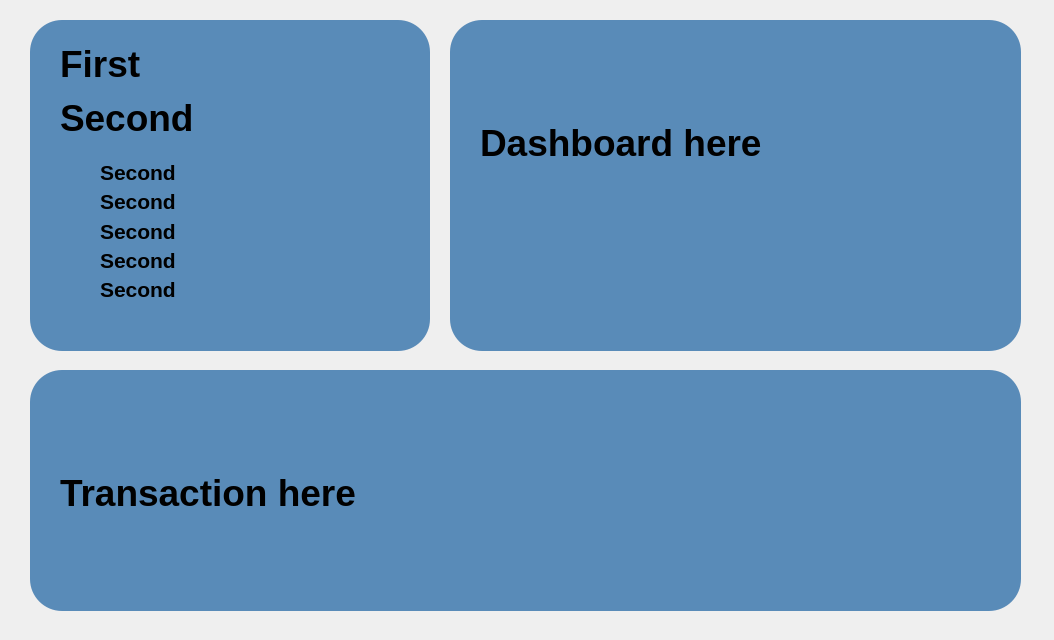
This is wallet_proj_qt/simple_wallet/admin_viewuser_transaction.ui in Mahossam36/Smart-Wallet-System as Qt 5 draws it before an edit. The edited form follows.
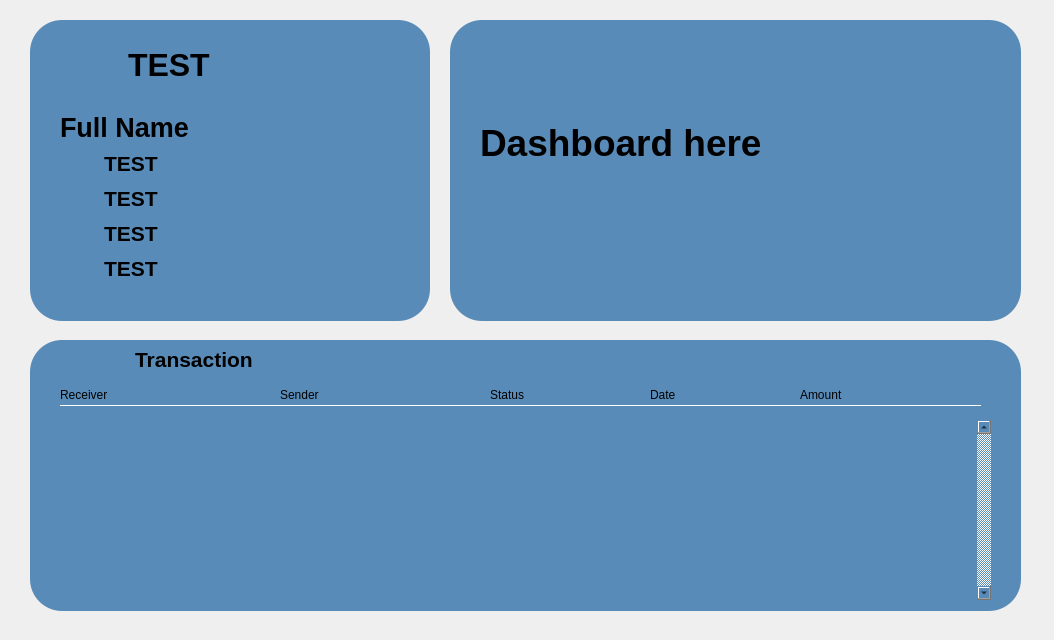
This is the edited form. Icons and pictures are not drawn.

Commit message: i added more things to admin view user transaction design

What changed in the file:
```diff
--- a/wallet_proj_qt/simple_wallet/admin_viewuser_transaction.ui
+++ b/wallet_proj_qt/simple_wallet/admin_viewuser_transaction.ui
@@ -20,7 +20,7 @@
       <x>30</x>
       <y>20</y>
       <width>400</width>
-      <height>331</height>
+      <height>301</height>
      </rect>
     </property>
     <property name="styleSheet">
@@ -32,78 +32,18 @@
      <property name="geometry">
       <rect>
        <x>30</x>
-       <y>20</y>
-       <width>341</width>
-       <height>101</height>
+       <y>10</y>
+       <width>358</width>
+       <height>71</height>
       </rect>
      </property>
-     <layout class="QVBoxLayout" name="verticalLayout">
-      <item>
-       <widget class="QLabel" name="First_Name">
-        <property name="font">
-         <font>
-          <pointsize>28</pointsize>
-          <bold>true</bold>
-         </font>
-        </property>
-        <property name="text">
-         <string>First</string>
-        </property>
-       </widget>
-      </item>
-      <item>
-       <widget class="QLabel" name="label_7">
-        <property name="enabled">
-         <bool>true</bool>
-        </property>
-        <property name="font">
-         <font>
-          <pointsize>28</pointsize>
-          <bold>true</bold>
-         </font>
-        </property>
-        <property name="text">
-         <string>Second</string>
-        </property>
-       </widget>
-      </item>
-     </layout>
-    </widget>
-    <widget class="QWidget" name="">
-     <property name="geometry">
-      <rect>
-       <x>30</x>
-       <y>140</y>
-       <width>22</width>
-       <height>151</height>
-      </rect>
-     </property>
-     <layout class="QVBoxLayout" name="verticalLayout_2">
-      <item>
-       <widget class="QLabel" name="Username_icon">
-        <property name="maximumSize">
-         <size>
-          <width>20</width>
-          <height>20</height>
-         </size>
-        </property>
-        <property name="text">
-         <string/>
-        </property>
-        <property name="pixmap">
-         <pixmap>profile_7542248.png</pixmap>
-        </property>
-        <property name="scaledContents">
-         <bool>true</bool>
-        </property>
-       </widget>
-      </item>
+     <layout class="QHBoxLayout" name="horizontalLayout_4">
       <item>
        <widget class="QLabel" name="Balance_icon">
         <property name="maximumSize">
          <size>
-          <width>20</width>
-          <height>20</height>
+          <width>60</width>
+          <height>60</height>
          </size>
         </property>
         <property name="text">
@@ -118,153 +58,273 @@
        </widget>
       </item>
       <item>
-       <widget class="QLabel" name="PhoneNo_icon">
-        <property name="maximumSize">
-         <size>
-          <width>20</width>
-          <height>20</height>
-         </size>
-        </property>
-        <property name="text">
-         <string/>
-        </property>
-        <property name="pixmap">
-         <pixmap>phone-call_1082233.png</pixmap>
-        </property>
-        <property name="scaledContents">
-         <bool>true</bool>
-        </property>
-       </widget>
-      </item>
-      <item>
-       <widget class="QLabel" name="Email_icon">
-        <property name="maximumSize">
-         <size>
-          <width>20</width>
-          <height>20</height>
-         </size>
-        </property>
-        <property name="text">
-         <string/>
-        </property>
-        <property name="pixmap">
-         <pixmap>email_4546924.png</pixmap>
-        </property>
-        <property name="scaledContents">
-         <bool>true</bool>
-        </property>
-       </widget>
-      </item>
-      <item>
-       <widget class="QLabel" name="Nationalid_icon">
-        <property name="maximumSize">
-         <size>
-          <width>20</width>
-          <height>20</height>
-         </size>
-        </property>
-        <property name="text">
-         <string/>
-        </property>
-        <property name="pixmap">
-         <pixmap>id-card_9284909.png</pixmap>
-        </property>
-        <property name="scaledContents">
-         <bool>true</bool>
-        </property>
-       </widget>
-      </item>
-     </layout>
-    </widget>
-    <widget class="QWidget" name="">
-     <property name="geometry">
-      <rect>
-       <x>70</x>
-       <y>140</y>
-       <width>291</width>
-       <height>141</height>
-      </rect>
-     </property>
-     <layout class="QVBoxLayout" name="verticalLayout_3">
-      <item>
-       <widget class="QLabel" name="UserName_Label">
-        <property name="enabled">
-         <bool>true</bool>
-        </property>
-        <property name="font">
-         <font>
-          <pointsize>16</pointsize>
-          <bold>true</bold>
-         </font>
-        </property>
-        <property name="text">
-         <string>Second</string>
-        </property>
-       </widget>
-      </item>
-      <item>
        <widget class="QLabel" name="Balance_Labe">
         <property name="enabled">
          <bool>true</bool>
         </property>
-        <property name="font">
-         <font>
-          <pointsize>16</pointsize>
-          <bold>true</bold>
-         </font>
+        <property name="minimumSize">
+         <size>
+          <width>289</width>
+          <height>40</height>
+         </size>
         </property>
-        <property name="text">
-         <string>Second</string>
+        <property name="maximumSize">
+         <size>
+          <width>289</width>
+          <height>40</height>
+         </size>
         </property>
-       </widget>
-      </item>
-      <item>
-       <widget class="QLabel" name="PhoneNo_Labe">
-        <property name="enabled">
-         <bool>true</bool>
-        </property>
         <property name="font">
          <font>
-          <pointsize>16</pointsize>
+          <pointsize>24</pointsize>
           <bold>true</bold>
          </font>
         </property>
         <property name="text">
-         <string>Second</string>
+         <string>TEST</string>
         </property>
        </widget>
       </item>
+     </layout>
+    </widget>
+    <widget class="QWidget" name="">
+     <property name="geometry">
+      <rect>
+       <x>30</x>
+       <y>90</y>
+       <width>342</width>
+       <height>176</height>
+      </rect>
+     </property>
+     <layout class="QVBoxLayout" name="verticalLayout_2">
       <item>
-       <widget class="QLabel" name="Email_Label">
-        <property name="enabled">
-         <bool>true</bool>
+       <widget class="QLabel" name="Full_Name">
+        <property name="minimumSize">
+         <size>
+          <width>340</width>
+          <height>30</height>
+         </size>
         </property>
+        <property name="maximumSize">
+         <size>
+          <width>289</width>
+          <height>30</height>
+         </size>
+        </property>
         <property name="font">
          <font>
-          <pointsize>16</pointsize>
+          <pointsize>20</pointsize>
           <bold>true</bold>
          </font>
         </property>
         <property name="text">
-         <string>Second</string>
+         <string>Full Name</string>
         </property>
        </widget>
       </item>
       <item>
-       <widget class="QLabel" name="Nationalid_Labe">
-        <property name="enabled">
-         <bool>true</bool>
-        </property>
-        <property name="font">
-         <font>
-          <pointsize>16</pointsize>
-          <bold>true</bold>
-         </font>
-        </property>
-        <property name="text">
-         <string>Second</string>
-        </property>
-       </widget>
+       <layout class="QHBoxLayout" name="horizontalLayout_3">
+        <item>
+         <widget class="QLabel" name="Username_icon">
+          <property name="maximumSize">
+           <size>
+            <width>20</width>
+            <height>20</height>
+           </size>
+          </property>
+          <property name="text">
+           <string/>
+          </property>
+          <property name="pixmap">
+           <pixmap>profile_7542248.png</pixmap>
+          </property>
+          <property name="scaledContents">
+           <bool>true</bool>
+          </property>
+         </widget>
+        </item>
+        <item>
+         <widget class="QLabel" name="UserName_Label">
+          <property name="enabled">
+           <bool>true</bool>
+          </property>
+          <property name="minimumSize">
+           <size>
+            <width>289</width>
+            <height>27</height>
+           </size>
+          </property>
+          <property name="maximumSize">
+           <size>
+            <width>289</width>
+            <height>27</height>
+           </size>
+          </property>
+          <property name="font">
+           <font>
+            <pointsize>16</pointsize>
+            <bold>true</bold>
+           </font>
+          </property>
+          <property name="text">
+           <string>TEST</string>
+          </property>
+         </widget>
+        </item>
+       </layout>
+      </item>
+      <item>
+       <layout class="QHBoxLayout" name="horizontalLayout">
+        <item>
+         <widget class="QLabel" name="Nationalid_icon">
+          <property name="maximumSize">
+           <size>
+            <width>20</width>
+            <height>20</height>
+           </size>
+          </property>
+          <property name="text">
+           <string/>
+          </property>
+          <property name="pixmap">
+           <pixmap>id-card_9284909.png</pixmap>
+          </property>
+          <property name="scaledContents">
+           <bool>true</bool>
+          </property>
+         </widget>
+        </item>
+        <item>
+         <widget class="QLabel" name="Nationalid_Labe">
+          <property name="enabled">
+           <bool>true</bool>
+          </property>
+          <property name="minimumSize">
+           <size>
+            <width>289</width>
+            <height>27</height>
+           </size>
+          </property>
+          <property name="maximumSize">
+           <size>
+            <width>289</width>
+            <height>27</height>
+           </size>
+          </property>
+          <property name="font">
+           <font>
+            <pointsize>16</pointsize>
+            <bold>true</bold>
+           </font>
+          </property>
+          <property name="text">
+           <string>TEST</string>
+          </property>
+         </widget>
+        </item>
+       </layout>
+      </item>
+      <item>
+       <layout class="QHBoxLayout" name="horizontalLayout_2">
+        <item>
+         <widget class="QLabel" name="Email_icon">
+          <property name="maximumSize">
+           <size>
+            <width>20</width>
+            <height>20</height>
+           </size>
+          </property>
+          <property name="text">
+           <string/>
+          </property>
+          <property name="pixmap">
+           <pixmap>email_4546924.png</pixmap>
+          </property>
+          <property name="scaledContents">
+           <bool>true</bool>
+          </property>
+         </widget>
+        </item>
+        <item>
+         <widget class="QLabel" name="Email_Label">
+          <property name="enabled">
+           <bool>true</bool>
+          </property>
+          <property name="minimumSize">
+           <size>
+            <width>289</width>
+            <height>27</height>
+           </size>
+          </property>
+          <property name="maximumSize">
+           <size>
+            <width>289</width>
+            <height>27</height>
+           </size>
+          </property>
+          <property name="font">
+           <font>
+            <pointsize>16</pointsize>
+            <bold>true</bold>
+           </font>
+          </property>
+          <property name="text">
+           <string>TEST</string>
+          </property>
+         </widget>
+        </item>
+       </layout>
+      </item>
+      <item>
+       <layout class="QHBoxLayout" name="horizontalLayout_5">
+        <item>
+         <widget class="QLabel" name="PhoneNo_icon">
+          <property name="maximumSize">
+           <size>
+            <width>20</width>
+            <height>20</height>
+           </size>
+          </property>
+          <property name="text">
+           <string/>
+          </property>
+          <property name="pixmap">
+           <pixmap>phone-call_1082233.png</pixmap>
+          </property>
+          <property name="scaledContents">
+           <bool>true</bool>
+          </property>
+         </widget>
+        </item>
+        <item>
+         <widget class="QLabel" name="PhoneNo_Labe">
+          <property name="enabled">
+           <bool>true</bool>
+          </property>
+          <property name="minimumSize">
+           <size>
+            <width>289</width>
+            <height>27</height>
+           </size>
+          </property>
+          <property name="maximumSize">
+           <size>
+            <width>289</width>
+            <height>27</height>
+           </size>
+          </property>
+          <property name="font">
+           <font>
+            <pointsize>16</pointsize>
+            <bold>true</bold>
+           </font>
+          </property>
+          <property name="text">
+           <string>TEST</string>
+          </property>
+         </widget>
+        </item>
+       </layout>
       </item>
      </layout>
     </widget>
@@ -275,7 +335,7 @@
       <x>450</x>
       <y>20</y>
       <width>571</width>
-      <height>331</height>
+      <height>301</height>
      </rect>
     </property>
     <property name="styleSheet">
@@ -310,9 +370,9 @@
     <property name="geometry">
      <rect>
       <x>30</x>
-      <y>370</y>
+      <y>340</y>
       <width>991</width>
-      <height>241</height>
+      <height>271</height>
      </rect>
     </property>
     <property name="styleSheet">
@@ -320,28 +380,6 @@
 background-color: #598bb8;
 </string>
     </property>
-    <widget class="QLabel" name="label_12">
-     <property name="enabled">
-      <bool>true</bool>
-     </property>
-     <property name="geometry">
-      <rect>
-       <x>30</x>
-       <y>100</y>
-       <width>471</width>
-       <height>46</height>
-      </rect>
-     </property>
-     <property name="font">
-      <font>
-       <pointsize>28</pointsize>
-       <bold>true</bold>
-      </font>
-     </property>
-     <property name="text">
-      <string>Transaction here</string>
-     </property>
-    </widget>
     <widget class="QLabel" name="Username_icon_4">
      <property name="geometry">
       <rect>
@@ -364,29 +402,171 @@
       <bool>true</bool>
      </property>
     </widget>
-    <widget class="QPushButton" name="pushButton">
+    <widget class="QScrollArea" name="scrollArea">
      <property name="geometry">
       <rect>
        <x>30</x>
-       <y>10</y>
-       <width>32</width>
-       <height>32</height>
+       <y>80</y>
+       <width>931</width>
+       <height>180</height>
       </rect>
      </property>
+     <property name="verticalScrollBarPolicy">
+      <enum>Qt::ScrollBarPolicy::ScrollBarAlwaysOn</enum>
+     </property>
+     <property name="widgetResizable">
+      <bool>true</bool>
+     </property>
+     <widget class="QWidget" name="scrollAreaWidgetContents">
+      <property name="geometry">
+       <rect>
+        <x>0</x>
+        <y>0</y>
+        <width>914</width>
+        <height>180</height>
+       </rect>
+      </property>
+      <property name="layoutDirection">
+       <enum>Qt::LayoutDirection::LeftToRight</enum>
+      </property>
+      <widget class="QListWidget" name="listWidget">
+       <property name="geometry">
+        <rect>
+         <x>80</x>
+         <y>30</y>
+         <width>231</width>
+         <height>111</height>
+        </rect>
+       </property>
+      </widget>
+     </widget>
+    </widget>
+    <widget class="Line" name="line">
+     <property name="geometry">
+      <rect>
+       <x>30</x>
+       <y>65</y>
+       <width>921</width>
+       <height>1</height>
+      </rect>
+     </property>
+     <property name="styleSheet">
+      <string notr="true"> background-color: rgb(255, 255, 255);</string>
+     </property>
+     <property name="orientation">
+      <enum>Qt::Orientation::Horizontal</enum>
+     </property>
+    </widget>
+    <widget class="QLabel" name="label">
+     <property name="geometry">
+      <rect>
+       <x>30</x>
+       <y>45</y>
+       <width>63</width>
+       <height>20</height>
+      </rect>
+     </property>
      <property name="text">
-      <string/>
+      <string>Receiver</string>
      </property>
-     <property name="icon">
-      <iconset>
-       <normaloff>left_12655291.png</normaloff>left_12655291.png</iconset>
+    </widget>
+    <widget class="QLabel" name="label_2">
+     <property name="geometry">
+      <rect>
+       <x>250</x>
+       <y>45</y>
+       <width>63</width>
+       <height>20</height>
+      </rect>
      </property>
-     <property name="iconSize">
-      <size>
-       <width>32</width>
-       <height>32</height>
-      </size>
+     <property name="text">
+      <string>Sender</string>
      </property>
     </widget>
+    <widget class="QLabel" name="label_3">
+     <property name="geometry">
+      <rect>
+       <x>460</x>
+       <y>45</y>
+       <width>63</width>
+       <height>20</height>
+      </rect>
+     </property>
+     <property name="text">
+      <string>Status</string>
+     </property>
+    </widget>
+    <widget class="QLabel" name="label_4">
+     <property name="geometry">
+      <rect>
+       <x>620</x>
+       <y>45</y>
+       <width>63</width>
+       <height>20</height>
+      </rect>
+     </property>
+     <property name="text">
+      <string>Date</string>
+     </property>
+    </widget>
+    <widget class="QLabel" name="label_5">
+     <property name="geometry">
+      <rect>
+       <x>770</x>
+       <y>45</y>
+       <width>63</width>
+       <height>20</height>
+      </rect>
+     </property>
+     <property name="text">
+      <string>Amount</string>
+     </property>
+    </widget>
+    <widget class="QWidget" name="">
+     <property name="geometry">
+      <rect>
+       <x>30</x>
+       <y>0</y>
+       <width>193</width>
+       <height>38</height>
+      </rect>
+     </property>
+     <layout class="QHBoxLayout" name="horizontalLayout_6">
+      <item>
+       <widget class="QPushButton" name="pushButton">
+        <property name="text">
+         <string/>
+        </property>
+        <property name="icon">
+         <iconset>
+          <normaloff>left_12655291.png</normaloff>left_12655291.png</iconset>
+        </property>
+        <property name="iconSize">
+         <size>
+          <width>32</width>
+          <height>32</height>
+         </size>
+        </property>
+       </widget>
+      </item>
+      <item>
+       <widget class="QLabel" name="label_12">
+        <property name="enabled">
+         <bool>true</bool>
+        </property>
+        <property name="font">
+         <font>
+          <pointsize>16</pointsize>
+          <bold>true</bold>
+         </font>
+        </property>
+        <property name="text">
+         <string>Transaction</string>
+        </property>
+       </widget>
+      </item>
+     </layout>
+    </widget>
    </widget>
   </widget>
  </widget>
```
The commit also changes 8 other files.
